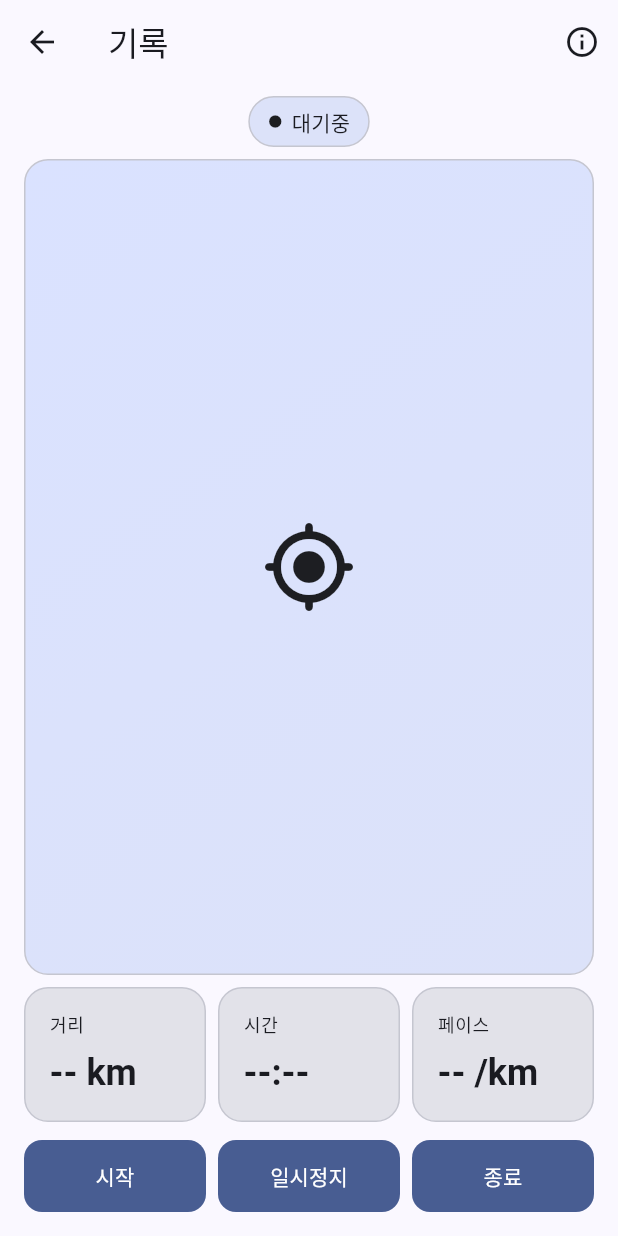
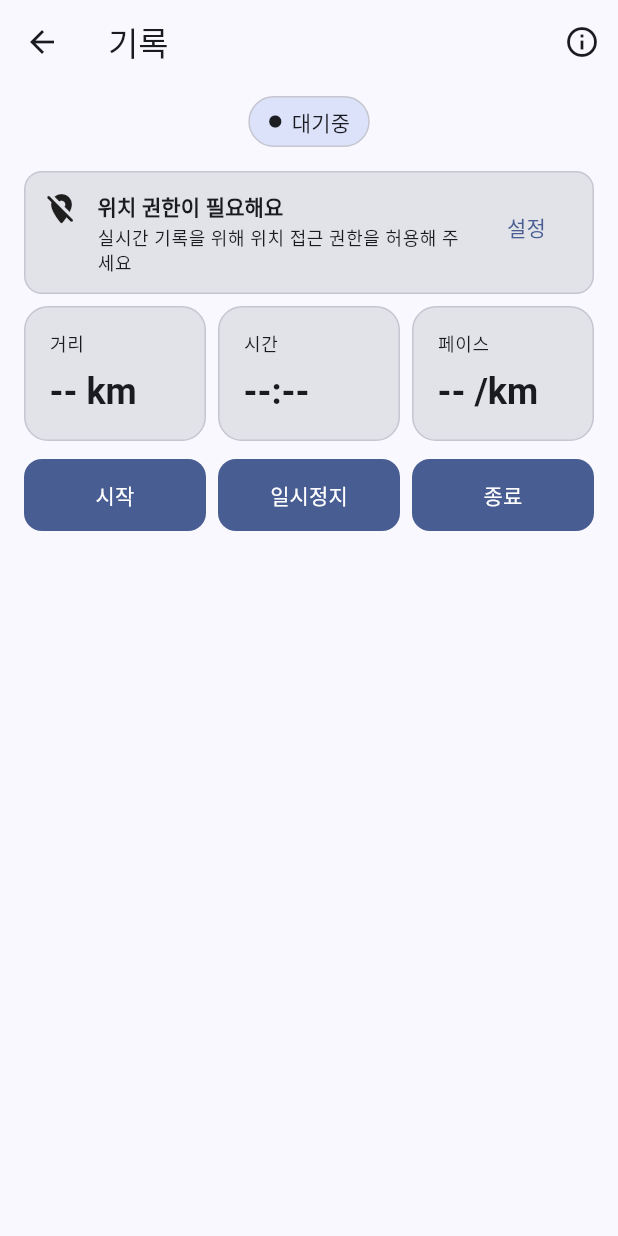
Before and after one commit to Leedoseo/RouteLog_project, a Flutter app: the RecordScreen screen opened directly, on a phone screen of 412 x 824 dp. Run offline on Flutter 3.47's test engine with Material 3 defaults, Android fonts, the phone set to English and light mode, and no system bars.

Commit message:
permission_banner 파일 추가 및 반영

```diff
--- /dev/null
+++ b/lib/core/widgets/permission_banner.dart
@@ -0,0 +1,62 @@
+import 'package:flutter/material.dart';
+
+class PermissionBanner extends StatelessWidget {
+  final String title;
+  final String message;
+  final String actionLabel;
+  final VoidCallback onAction;
+
+  const PermissionBanner({
+    super.key,
+    required this.title,
+    required this.message,
+    required this.actionLabel,
+    required this.onAction,
+  });
+
+  @override
+  Widget build(BuildContext context) {
+    final theme = Theme.of(context);
+    final cs = theme.colorScheme;
+
+    return Container(
+      margin: const EdgeInsets.fromLTRB(16, 8, 16, 0),
+      padding: const EdgeInsets.all(12),
+      decoration: BoxDecoration(
+        color: cs.surfaceContainerHighest,
+        borderRadius: BorderRadius.circular(12),
+        border: Border.all(color: cs.outlineVariant),
+      ),
+      child: Row(
+        crossAxisAlignment: CrossAxisAlignment.start,
+        children: [
+          const Icon(Icons.location_off_rounded),
+          const SizedBox(width: 12),
+          Expanded(
+            child: Column(
+              crossAxisAlignment: CrossAxisAlignment.start,
+              children: [
+                Text(
+                  title,
+                  style: theme.textTheme.titleSmall?.copyWith(
+                    fontWeight: FontWeight.w700,
+                  ),
+                ),
+                const SizedBox(height: 2),
+                Text(
+                  message,
+                  style: theme.textTheme.bodySmall,
+                ),
+              ],
+            ),
+          ),
+          const SizedBox(width: 8),
+          TextButton(
+            onPressed: onAction,
+            child: Text(actionLabel),
+          ),
+        ],
+      ),
+    );
+  }
+}
--- a/lib/core/widgets/widgets.dart
+++ b/lib/core/widgets/widgets.dart
@@ -1,3 +1,4 @@
 export 'empty_state.dart';
 export 'error_state.dart';
 export 'skeleton_list.dart';
+export 'permission_banner.dart';
--- a/lib/features/record/record_screen.dart
+++ b/lib/features/record/record_screen.dart
@@ -1,7 +1,7 @@
 import 'package:flutter/material.dart';
 import 'package:routelog_project/features/record/record_finish_sheet.dart';
 import 'package:routelog_project/features/record/widgets/widgets.dart';
-import 'package:routelog_project/core/widgets/widgets.dart';
+import 'package:routelog_project/core/widgets/widgets.dart' show PermissionBanner;
 
 class RecordScreen extends StatelessWidget {
   const RecordScreen({super.key});
@@ -10,6 +10,9 @@ class RecordScreen extends StatelessWidget {
 
   @override
   Widget build(BuildContext context) {
+
+    const mockLocationGranted = false;
+
     return Scaffold(
       appBar: AppBar(
         title: const Text("기록"),
@@ -27,7 +30,14 @@ class RecordScreen extends StatelessWidget {
             const SizedBox(height: 8),
             const RecordStatusBadge(statusText: "대기중"), // 현재 상태 배지
             const SizedBox(height: 8),
-            const Expanded(child: MapPlaceholder()), // 지도 영역(미구현)
+
+            if (!mockLocationGranted)
+              PermissionBanner(
+                title: "위치 권한이 필요해요",
+                message: "실시간 기록을 위해 위치 접근 권한을 허용해 주세요",
+                actionLabel: "설정",
+                onAction: () => _notImplemented(context, "권한 요청/이동은 나중에 연결"),
+              ),
             const SizedBox(height: 8),
             const MetricsPanel( // 핵심 지표 3개
               distanceText: "-- km",
--- a/lib/features/routes/photo_viewr_srceen.dart
+++ b/lib/features/routes/photo_viewer_srceen.dart
@@ -1,21 +1,21 @@
 import 'dart:math' as math;
 import 'package:flutter/material.dart';
 
-class PhotoViewrScreen extends StatefulWidget {
+class PhotoViewerScreen extends StatefulWidget {
   final int count; // 이미지 개수
   final int initialIndex; // 시작 인덱스
 
-  const PhotoViewrScreen({
+  const PhotoViewerScreen({
     super.key,
     required this.count,
     this.initialIndex = 0,
   });
 
   @override
-  State<PhotoViewrScreen> createState() => _PhotoViewrScreenState();
+  State<PhotoViewerScreen> createState() => _PhotoViewrScreenState();
 }
 
-class _PhotoViewrScreenState extends State<PhotoViewrScreen> {
+class _PhotoViewrScreenState extends State<PhotoViewerScreen> {
   late final PageController _controller;
   late int _index;
 
--- a/lib/features/routes/route_detail_screen.dart
+++ b/lib/features/routes/route_detail_screen.dart
@@ -1,6 +1,6 @@
 import 'package:flutter/material.dart';
 import 'package:routelog_project/features/routes/edit_note_sheet.dart';
-import 'package:routelog_project/features/routes/photo_viewr_srceen.dart';
+import 'package:routelog_project/features/routes/photo_viewer_srceen.dart';
 import 'package:routelog_project/features/routes/route_actions_sheet.dart';
 import 'package:routelog_project/features/routes/widgets/widgets.dart';
 import 'package:routelog_project/core/widgets/widgets.dart';
@@ -94,7 +94,7 @@ class RouteDetailScreen extends StatelessWidget {
                 onTap: (i) {
                   Navigator.of(context).push(
                     MaterialPageRoute(
-                      builder: (_) => PhotoViewrScreen(count: 4, initialIndex: i),
+                      builder: (_) => PhotoViewerScreen(count: 4, initialIndex: i),
                     )
                   );
                 }
--- a/lib/features/routes/widgets/applied_filters_bar.dart
+++ b/lib/features/routes/widgets/applied_filters_bar.dart
@@ -24,7 +24,7 @@ class AppliedFiltersBar extends StatelessWidget {
     this.onClearDistance,
     this.onClearDuration,
     this.onClearSort,
-    this. onClearAll,d
+    this. onClearAll,
   });
 
   bool get _hasAny =>
--- a/lib/features/search/search_screen.dart
+++ b/lib/features/search/search_screen.dart
@@ -2,6 +2,7 @@ import 'package:flutter/material.dart';
 import 'package:routelog_project/features/routes/route_actions_sheet.dart';
 import 'package:routelog_project/features/routes/widgets/widgets.dart' show RouteListCard;
 import 'package:routelog_project/features/search/widgets/widgets.dart';
+import 'package:routelog_project/core/widgets/widgets.dart';
 
 class SearchScreen extends StatefulWidget {
   const SearchScreen({super.key});
```
